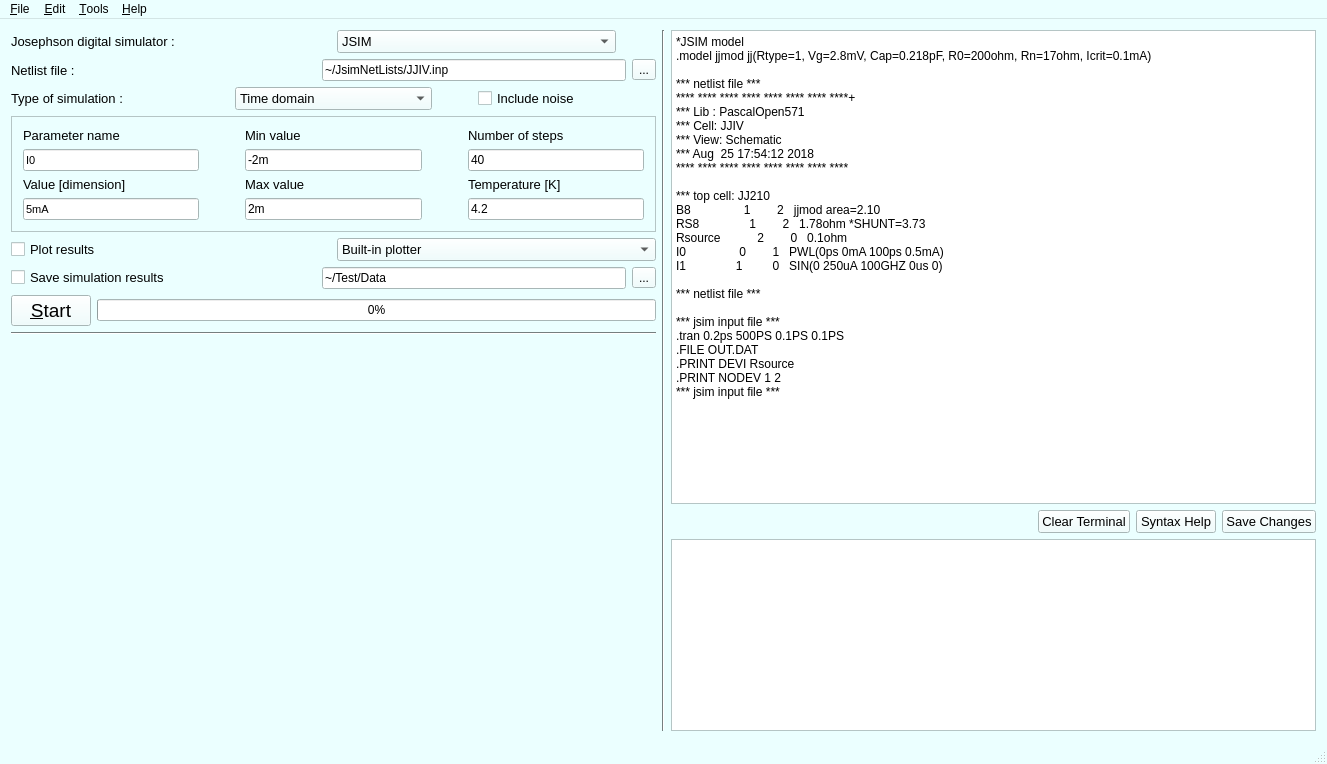
Before: the Qt Designer form mainwindow.ui in SasanRazm/JOINUS, drawn with Qt 5.
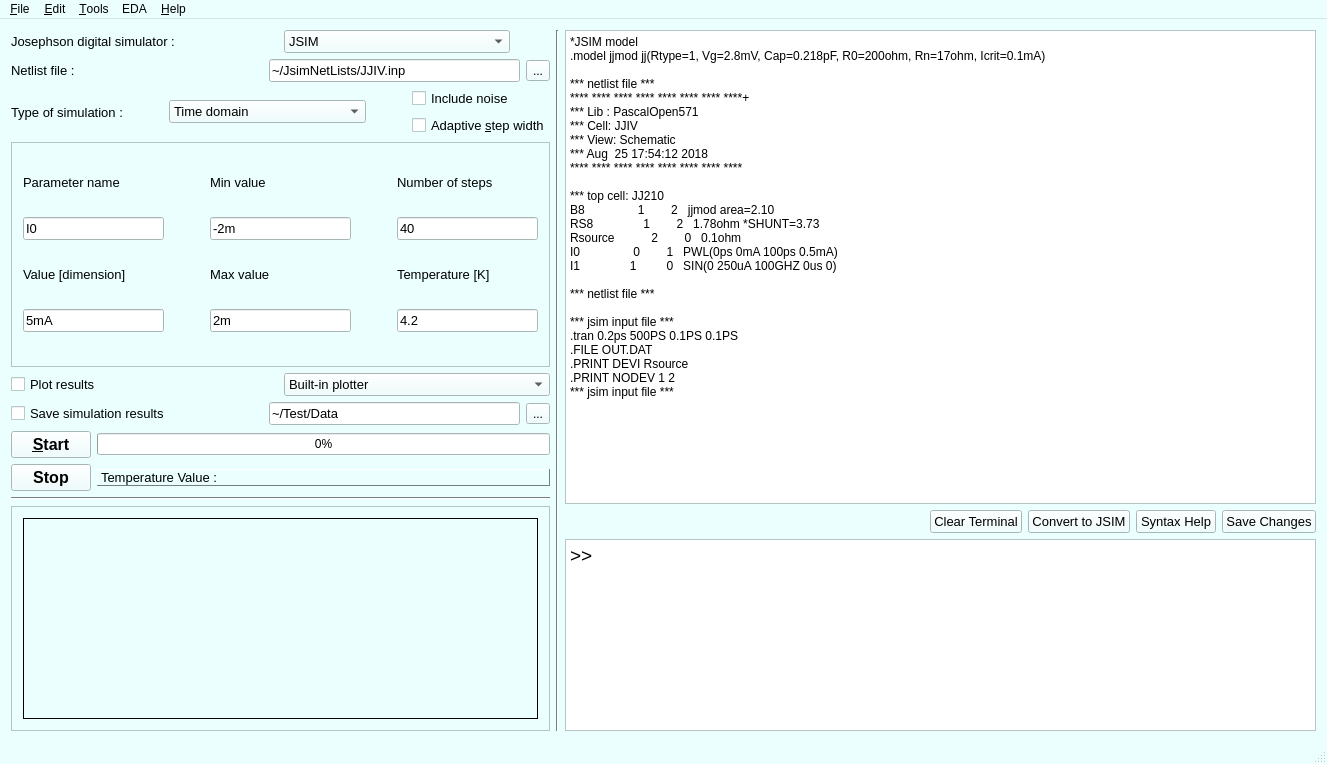
After: the same form once the commit is applied.

Diff of the .ui file:
```diff
--- a/mainwindow.ui
+++ b/mainwindow.ui
@@ -488,18 +488,13 @@
   <widget class="QWidget" name="centralWidget">
    <layout class="QHBoxLayout" name="horizontalLayout_14">
     <item>
-     <layout class="QHBoxLayout" name="horizontalLayout_13">
-      <item>
-       <layout class="QVBoxLayout" name="verticalLayout_9">
-        <item>
-         <layout class="QVBoxLayout" name="verticalLayout_7">
+     <layout class="QVBoxLayout" name="verticalLayout_5">
           <item>
            <layout class="QHBoxLayout" name="horizontalLayout">
             <item>
              <widget class="QLabel" name="label">
               <property name="font">
                <font>
-                <family>Arial</family>
                 <pointsize>10</pointsize>
                </font>
               </property>
@@ -528,7 +523,7 @@
              <widget class="QComboBox" name="SimComboBox">
               <property name="font">
                <font>
-                <family>Arial</family>
+            <family>Tahoma</family>
                 <pointsize>10</pointsize>
                </font>
               </property>
@@ -588,6 +583,12 @@
                 <verstretch>0</verstretch>
                </sizepolicy>
               </property>
+          <property name="font">
+           <font>
+            <family>Tahoma</family>
+            <pointsize>10</pointsize>
+           </font>
+          </property>
               <property name="statusTip">
                <string>Choose Netlist File</string>
               </property>
@@ -643,7 +644,7 @@
              <widget class="QComboBox" name="TypeComboBox">
               <property name="font">
                <font>
-                <family>Arial</family>
+            <family>Tahoma</family>
                 <pointsize>10</pointsize>
                </font>
               </property>
@@ -710,6 +711,8 @@
              </spacer>
             </item>
             <item>
+         <layout class="QVBoxLayout" name="verticalLayout_3">
+          <item>
              <widget class="QCheckBox" name="NoiseCheckBox">
               <property name="font">
                <font>
@@ -725,10 +728,31 @@
               </property>
              </widget>
             </item>
+          <item>
+           <widget class="QCheckBox" name="ASWcheckBox">
+            <property name="font">
+             <font>
+              <family>Arial</family>
+              <pointsize>10</pointsize>
+             </font>
+            </property>
+            <property name="text">
+             <string>Adaptive &amp;step width</string>
+            </property>
+           </widget>
+          </item>
+         </layout>
+        </item>
            </layout>
           </item>
           <item>
            <widget class="QFrame" name="frame">
+        <property name="sizePolicy">
+         <sizepolicy hsizetype="Minimum" vsizetype="Minimum">
+          <horstretch>0</horstretch>
+          <verstretch>0</verstretch>
+         </sizepolicy>
+        </property>
             <property name="frameShape">
              <enum>QFrame::StyledPanel</enum>
             </property>
@@ -742,6 +766,12 @@
                 <layout class="QVBoxLayout" name="verticalLayout">
                  <item>
                   <widget class="QLabel" name="label_11">
+               <property name="sizePolicy">
+                <sizepolicy hsizetype="Preferred" vsizetype="Fixed">
+                 <horstretch>0</horstretch>
+                 <verstretch>0</verstretch>
+                </sizepolicy>
+               </property>
                    <property name="font">
                     <font>
                      <family>Arial</family>
@@ -756,14 +786,15 @@
                  <item>
                   <widget class="QLineEdit" name="ParamLineEdit">
                    <property name="sizePolicy">
-                    <sizepolicy hsizetype="Preferred" vsizetype="Preferred">
+                <sizepolicy hsizetype="Preferred" vsizetype="Fixed">
                      <horstretch>0</horstretch>
                      <verstretch>0</verstretch>
                     </sizepolicy>
                    </property>
                    <property name="font">
                     <font>
-                     <pointsize>8</pointsize>
+                 <family>Tahoma</family>
+                 <pointsize>10</pointsize>
                     </font>
                    </property>
                    <property name="toolTip">
@@ -779,6 +810,12 @@
                  </item>
                  <item>
                   <widget class="QLabel" name="label_12">
+               <property name="sizePolicy">
+                <sizepolicy hsizetype="Preferred" vsizetype="Fixed">
+                 <horstretch>0</horstretch>
+                 <verstretch>0</verstretch>
+                </sizepolicy>
+               </property>
                    <property name="font">
                     <font>
                      <family>Arial</family>
@@ -796,14 +833,15 @@
                  <item>
                   <widget class="QLineEdit" name="SubParamLineEdit">
                    <property name="sizePolicy">
-                    <sizepolicy hsizetype="Preferred" vsizetype="Preferred">
+                <sizepolicy hsizetype="Preferred" vsizetype="Fixed">
                      <horstretch>0</horstretch>
                      <verstretch>0</verstretch>
                     </sizepolicy>
                    </property>
                    <property name="font">
                     <font>
-                     <pointsize>8</pointsize>
+                 <family>Tahoma</family>
+                 <pointsize>10</pointsize>
                     </font>
                    </property>
                    <property name="toolTip">
@@ -839,6 +877,12 @@
                 <layout class="QVBoxLayout" name="verticalLayout_2">
                  <item>
                   <widget class="QLabel" name="label_9">
+               <property name="sizePolicy">
+                <sizepolicy hsizetype="Preferred" vsizetype="Fixed">
+                 <horstretch>0</horstretch>
+                 <verstretch>0</verstretch>
+                </sizepolicy>
+               </property>
                    <property name="font">
                     <font>
                      <family>Arial</family>
@@ -858,6 +902,12 @@
                      <verstretch>0</verstretch>
                     </sizepolicy>
                    </property>
+               <property name="font">
+                <font>
+                 <family>Tahoma</family>
+                 <pointsize>10</pointsize>
+                </font>
+               </property>
                    <property name="toolTip">
                     <string>Start value of simulation</string>
                    </property>
@@ -871,6 +921,12 @@
                  </item>
                  <item>
                   <widget class="QLabel" name="label_10">
+               <property name="sizePolicy">
+                <sizepolicy hsizetype="Preferred" vsizetype="Fixed">
+                 <horstretch>0</horstretch>
+                 <verstretch>0</verstretch>
+                </sizepolicy>
+               </property>
                    <property name="font">
                     <font>
                      <family>Arial</family>
@@ -890,6 +946,12 @@
                      <verstretch>0</verstretch>
                     </sizepolicy>
                    </property>
+               <property name="font">
+                <font>
+                 <family>Tahoma</family>
+                 <pointsize>10</pointsize>
+                </font>
+               </property>
                    <property name="toolTip">
                     <string>End value of simulation</string>
                    </property>
@@ -923,6 +985,12 @@
                 <layout class="QVBoxLayout" name="verticalLayout_4">
                  <item>
                   <widget class="QLabel" name="label_7">
+               <property name="sizePolicy">
+                <sizepolicy hsizetype="Preferred" vsizetype="Fixed">
+                 <horstretch>0</horstretch>
+                 <verstretch>0</verstretch>
+                </sizepolicy>
+               </property>
                    <property name="font">
                     <font>
                      <family>Arial</family>
@@ -942,6 +1010,12 @@
                      <verstretch>0</verstretch>
                     </sizepolicy>
                    </property>
+               <property name="font">
+                <font>
+                 <family>Tahoma</family>
+                 <pointsize>10</pointsize>
+                </font>
+               </property>
                    <property name="toolTip">
                     <string>Step Number, bigger step would take more time!</string>
                    </property>
@@ -955,6 +1029,12 @@
                  </item>
                  <item>
                   <widget class="QLabel" name="label_8">
+               <property name="sizePolicy">
+                <sizepolicy hsizetype="Preferred" vsizetype="Fixed">
+                 <horstretch>0</horstretch>
+                 <verstretch>0</verstretch>
+                </sizepolicy>
+               </property>
                    <property name="font">
                     <font>
                      <family>Arial</family>
@@ -974,6 +1054,12 @@
                      <verstretch>0</verstretch>
                     </sizepolicy>
                    </property>
+               <property name="font">
+                <font>
+                 <family>Tahoma</family>
+                 <pointsize>10</pointsize>
+                </font>
+               </property>
                    <property name="toolTip">
                     <string>Circuit temperature. (should be under 9.1K)</string>
                    </property>
@@ -1017,7 +1103,7 @@
              <widget class="QComboBox" name="PlotComboBox">
               <property name="font">
                <font>
-                <family>Arial</family>
+            <family>Tahoma</family>
                 <pointsize>10</pointsize>
                </font>
               </property>
@@ -1066,6 +1152,12 @@
                 <verstretch>0</verstretch>
                </sizepolicy>
               </property>
+          <property name="font">
+           <font>
+            <family>Tahoma</family>
+            <pointsize>10</pointsize>
+           </font>
+          </property>
               <property name="statusTip">
                <string>Path of the Folder to Save the Simulation Results</string>
               </property>
@@ -1088,7 +1180,7 @@
             <item>
              <widget class="QPushButton" name="StartPushButton">
               <property name="sizePolicy">
-               <sizepolicy hsizetype="Minimum" vsizetype="Fixed">
+           <sizepolicy hsizetype="Fixed" vsizetype="Fixed">
                 <horstretch>0</horstretch>
                 <verstretch>0</verstretch>
                </sizepolicy>
@@ -1096,7 +1188,10 @@
               <property name="font">
                <font>
                 <family>Arial</family>
-                <pointsize>14</pointsize>
+            <pointsize>12</pointsize>
+            <weight>75</weight>
+            <italic>false</italic>
+            <bold>true</bold>
                </font>
               </property>
               <property name="statusTip">
@@ -1105,12 +1200,18 @@
               <property name="text">
                <string>&amp;Start</string>
               </property>
+          <property name="autoDefault">
+           <bool>false</bool>
+          </property>
+          <property name="default">
+           <bool>false</bool>
+          </property>
              </widget>
             </item>
             <item>
              <widget class="QProgressBar" name="ProgressBar">
               <property name="sizePolicy">
-               <sizepolicy hsizetype="Expanding" vsizetype="Fixed">
+           <sizepolicy hsizetype="Preferred" vsizetype="Fixed">
                 <horstretch>0</horstretch>
                 <verstretch>0</verstretch>
                </sizepolicy>
@@ -1128,6 +1229,61 @@
             </item>
            </layout>
           </item>
+      <item>
+       <layout class="QHBoxLayout" name="horizontalLayout_9">
+        <item>
+         <widget class="QPushButton" name="StopPushButton">
+          <property name="sizePolicy">
+           <sizepolicy hsizetype="Fixed" vsizetype="Fixed">
+            <horstretch>0</horstretch>
+            <verstretch>0</verstretch>
+           </sizepolicy>
+          </property>
+          <property name="font">
+           <font>
+            <family>Arial</family>
+            <pointsize>12</pointsize>
+            <weight>75</weight>
+            <italic>false</italic>
+            <bold>true</bold>
+           </font>
+          </property>
+          <property name="statusTip">
+           <string>Starting the Simulation</string>
+          </property>
+          <property name="text">
+           <string>Stop</string>
+          </property>
+         </widget>
+        </item>
+        <item>
+         <widget class="QLabel" name="InfoLabel">
+          <property name="sizePolicy">
+           <sizepolicy hsizetype="Preferred" vsizetype="Fixed">
+            <horstretch>0</horstretch>
+            <verstretch>0</verstretch>
+           </sizepolicy>
+          </property>
+          <property name="font">
+           <font>
+            <family>Arial</family>
+            <pointsize>10</pointsize>
+           </font>
+          </property>
+          <property name="frameShape">
+           <enum>QFrame::Panel</enum>
+          </property>
+          <property name="frameShadow">
+           <enum>QFrame::Raised</enum>
+          </property>
+          <property name="lineWidth">
+           <number>1</number>
+          </property>
+          <property name="text">
+           <string>Temperature Value : </string>
+          </property>
+         </widget>
+        </item>
          </layout>
         </item>
         <item>
@@ -1138,17 +1294,41 @@
          </widget>
         </item>
         <item>
-         <spacer name="verticalSpacer">
-          <property name="orientation">
-           <enum>Qt::Vertical</enum>
-          </property>
-          <property name="sizeHint" stdset="0">
-           <size>
-            <width>20</width>
-            <height>40</height>
-           </size>
-          </property>
-         </spacer>
+       <widget class="QFrame" name="frame_2">
+        <property name="sizePolicy">
+         <sizepolicy hsizetype="Preferred" vsizetype="Preferred">
+          <horstretch>0</horstretch>
+          <verstretch>0</verstretch>
+         </sizepolicy>
+        </property>
+        <property name="frameShape">
+         <enum>QFrame::StyledPanel</enum>
+        </property>
+        <property name="frameShadow">
+         <enum>QFrame::Raised</enum>
+        </property>
+        <layout class="QHBoxLayout" name="horizontalLayout_11">
+         <item>
+          <widget class="QLabel" name="lblNetlistPic">
+           <property name="sizePolicy">
+            <sizepolicy hsizetype="Preferred" vsizetype="Preferred">
+             <horstretch>0</horstretch>
+             <verstretch>0</verstretch>
+            </sizepolicy>
+           </property>
+           <property name="frameShape">
+            <enum>QFrame::Box</enum>
+           </property>
+           <property name="frameShadow">
+            <enum>QFrame::Plain</enum>
+           </property>
+           <property name="text">
+            <string/>
+           </property>
+          </widget>
+         </item>
+        </layout>
+       </widget>
         </item>
        </layout>
       </item>
@@ -1160,18 +1340,21 @@
        </widget>
       </item>
       <item>
-       <layout class="QVBoxLayout" name="verticalLayout_3">
+     <layout class="QVBoxLayout" name="verticalLayout_6">
         <item>
          <widget class="QPlainTextEdit" name="NetlistPlainTextEdit">
-          <property name="sizePolicy">
-           <sizepolicy hsizetype="Expanding" vsizetype="Expanding">
-            <horstretch>0</horstretch>
-            <verstretch>0</verstretch>
-           </sizepolicy>
+        <property name="sizeIncrement">
+         <size>
+          <width>1</width>
+          <height>1</height>
+         </size>
           </property>
           <property name="toolTip">
            <string>Shows the progress of the simulation</string>
           </property>
+        <property name="sizeAdjustPolicy">
+         <enum>QAbstractScrollArea::AdjustIgnored</enum>
+        </property>
           <property name="plainText">
            <string>*JSIM model
 .model jjmod jj(Rtype=1, Vg=2.8mV, Cap=0.218pF, R0=200ohm, Rn=17ohm, Icrit=0.1mA)
@@ -1230,6 +1413,37 @@
             </property>
            </widget>
           </item>
+        <item>
+         <widget class="QPushButton" name="convertPushButton">
+          <property name="font">
+           <font>
+            <family>Arial</family>
+            <pointsize>10</pointsize>
+           </font>
+          </property>
+          <property name="toolTip">
+           <string>Converts the netlist to JSIM friendly netlist format.</string>
+          </property>
+          <property name="text">
+           <string>Convert to JSIM</string>
+          </property>
+          <property name="autoRepeat">
+           <bool>false</bool>
+          </property>
+          <property name="autoExclusive">
+           <bool>false</bool>
+          </property>
+          <property name="autoDefault">
+           <bool>false</bool>
+          </property>
+          <property name="default">
+           <bool>false</bool>
+          </property>
+          <property name="flat">
+           <bool>false</bool>
+          </property>
+         </widget>
+        </item>
           <item>
            <widget class="QPushButton" name="TemplateNetListPushBottun">
             <property name="font">
@@ -1267,7 +1481,7 @@
         <item>
          <widget class="QPlainTextEdit" name="TerminalPlainTextEdit">
           <property name="sizePolicy">
-           <sizepolicy hsizetype="Expanding" vsizetype="Minimum">
+         <sizepolicy hsizetype="Expanding" vsizetype="Preferred">
             <horstretch>0</horstretch>
             <verstretch>0</verstretch>
            </sizepolicy>
@@ -1293,9 +1507,16 @@
           <property name="statusTip">
            <string>Terminal outputs are displayed here.</string>
           </property>
-         </widget>
-        </item>
-       </layout>
+        <property name="sizeAdjustPolicy">
+         <enum>QAbstractScrollArea::AdjustIgnored</enum>
+        </property>
+        <property name="lineWrapMode">
+         <enum>QPlainTextEdit::NoWrap</enum>
+        </property>
+        <property name="plainText">
+         <string>&gt;&gt;</string>
+        </property>
+       </widget>
       </item>
      </layout>
     </item>
@@ -1359,10 +1580,31 @@
     <addaction name="separator"/>
     <addaction name="actionMore_Info"/>
     <addaction name="action_Wizard"/>
+    <addaction name="actionMore_Info"/>
+    <addaction name="actionAbout_Qt"/>
+    <addaction name="separator"/>
+   </widget>
+   <widget class="QMenu" name="menuLayout">
+    <property name="title">
+     <string>EDA</string>
+    </property>
+    <addaction name="actionLayout_Editor"/>
+    <addaction name="actionSchamatic_Capture"/>
+    <addaction name="separator"/>
+    <addaction name="actionTCAD"/>
+    <addaction name="actionInductex"/>
+    <addaction name="separator"/>
+    <addaction name="actionLVS_SPIRA"/>
+    <addaction name="actionAnalogue_verification"/>
+    <addaction name="actionDigital_verification"/>
+    <addaction name="separator"/>
+    <addaction name="actionVerilog"/>
+    <addaction name="actionMicrowave_calculator"/>
    </widget>
    <addaction name="FileMenu"/>
    <addaction name="menuEdit"/>
    <addaction name="menuTools"/>
+   <addaction name="menuLayout"/>
    <addaction name="menuHelp"/>
   </widget>
   <widget class="QStatusBar" name="statusBar">
```
Left out of the diff: 109 changed lines with no effect on the pictures. Lines whose indentation alone changed are shown as unchanged.
